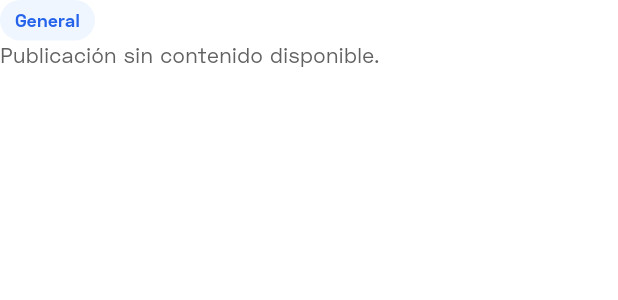
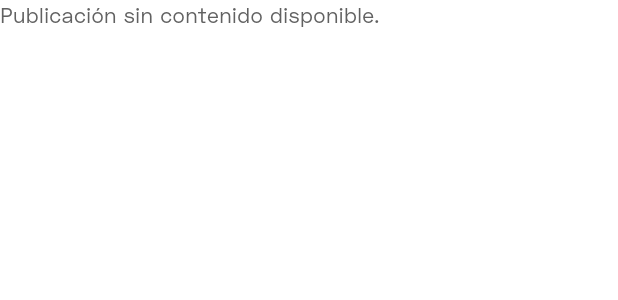
Before and after one commit to blueforestsv-crypto/Connect_Do, a Flutter app: the PublicationContent widget shown alone on an empty page, opened directly with empty values, on a phone screen of 412 x 824 dp. Shown: the top 300 px of the screen. Run offline on Flutter 3.47's test engine with Material 3 defaults, Android fonts, the phone set to English and light mode, and no system bars; our stand-ins replace file_picker, flutter_svg, image_picker, just_audio, share_plus, shared_preferences and 1 more; missing offline and left inert: phosphoricons_flutter; accounts and stored records are empty; network calls fail.

```diff
--- a/lib/widgets/feed/publication_content.dart
+++ b/lib/widgets/feed/publication_content.dart
@@ -32,6 +32,14 @@ class PublicationContent extends StatelessWidget {
     return post.filePath != null && post.filePath!.isNotEmpty;
   }
 
+  bool get _isOpportunity {
+    return post.type == 'internship' ||
+        post.type == 'job' ||
+        post.type == 'social_service' ||
+        post.type == 'freelance' ||
+        post.type == 'announcement';
+  }
+
   String get _mediaType {
     if (_hasImage) return 'image';
 
@@ -58,6 +66,16 @@ class PublicationContent extends StatelessWidget {
     return post.fileName;
   }
 
+  void _showApplyMessage(BuildContext context) {
+    ScaffoldMessenger.of(context).showSnackBar(
+      const SnackBar(
+        content: Text('Aplicación a oportunidades próximamente'),
+        backgroundColor: Color(0xFF2563EB),
+        duration: Duration(milliseconds: 1200),
+      ),
+    );
+  }
+
   @override
   Widget build(BuildContext context) {
     final isDarkMode = Theme.of(context).brightness == Brightness.dark;
@@ -71,16 +89,17 @@ class PublicationContent extends StatelessWidget {
     return Column(
       crossAxisAlignment: CrossAxisAlignment.start,
       children: [
-        _TypeBadge(label: post.typeLabel, isDarkMode: isDarkMode),
+        if (_isOpportunity)
+          _TypeBadge(label: post.typeLabel, isDarkMode: isDarkMode),
 
         if (_hasTitle) ...[
-          const SizedBox(height: 10),
+          if (_isOpportunity) const SizedBox(height: 10),
           Text(
             post.title,
             style: TextStyle(
-              fontSize: 17,
+              fontSize: _isOpportunity ? 17 : 16,
               height: 1.25,
-              fontWeight: FontWeight.w700,
+              fontWeight: _isOpportunity ? FontWeight.w700 : FontWeight.w600,
               color: textColor,
             ),
           ),
@@ -94,7 +113,7 @@ class PublicationContent extends StatelessWidget {
           ),
         ],
 
-        if (_hasLocation || _hasModality) ...[
+        if (_isOpportunity && (_hasLocation || _hasModality)) ...[
           const SizedBox(height: 12),
           Wrap(
             spacing: 8,
@@ -113,6 +132,27 @@ class PublicationContent extends StatelessWidget {
                   isDarkMode: isDarkMode,
                 ),
             ],
+          ),
+        ],
+
+        if (_isOpportunity) ...[
+          const SizedBox(height: 14),
+          SizedBox(
+            width: double.infinity,
+            child: ElevatedButton.icon(
+              onPressed: () => _showApplyMessage(context),
+              icon: const Icon(Icons.send_rounded, size: 18),
+              label: const Text('Aplicar aquí'),
+              style: ElevatedButton.styleFrom(
+                backgroundColor: const Color(0xFF2563EB),
+                foregroundColor: Colors.white,
+                elevation: 0,
+                padding: const EdgeInsets.symmetric(vertical: 13),
+                shape: RoundedRectangleBorder(
+                  borderRadius: BorderRadius.circular(14),
+                ),
+              ),
+            ),
           ),
         ],
 
```
Also changed, not shown: lib/screens/main_content/publication/newpublication_screen.dart (+153 -131 lines).
